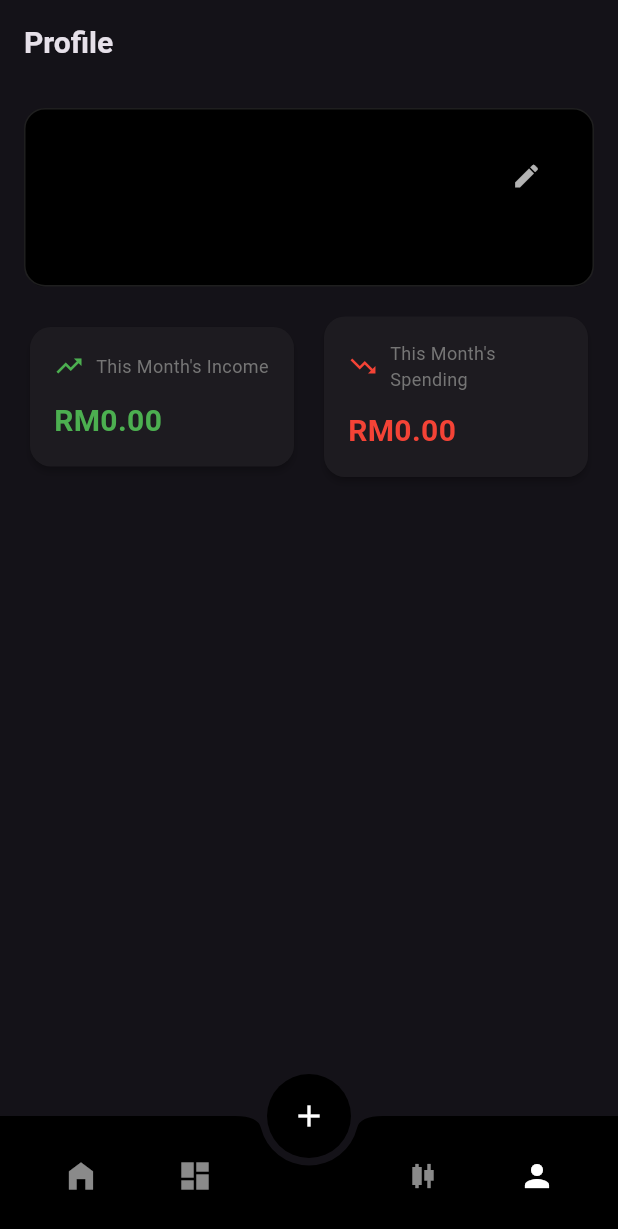
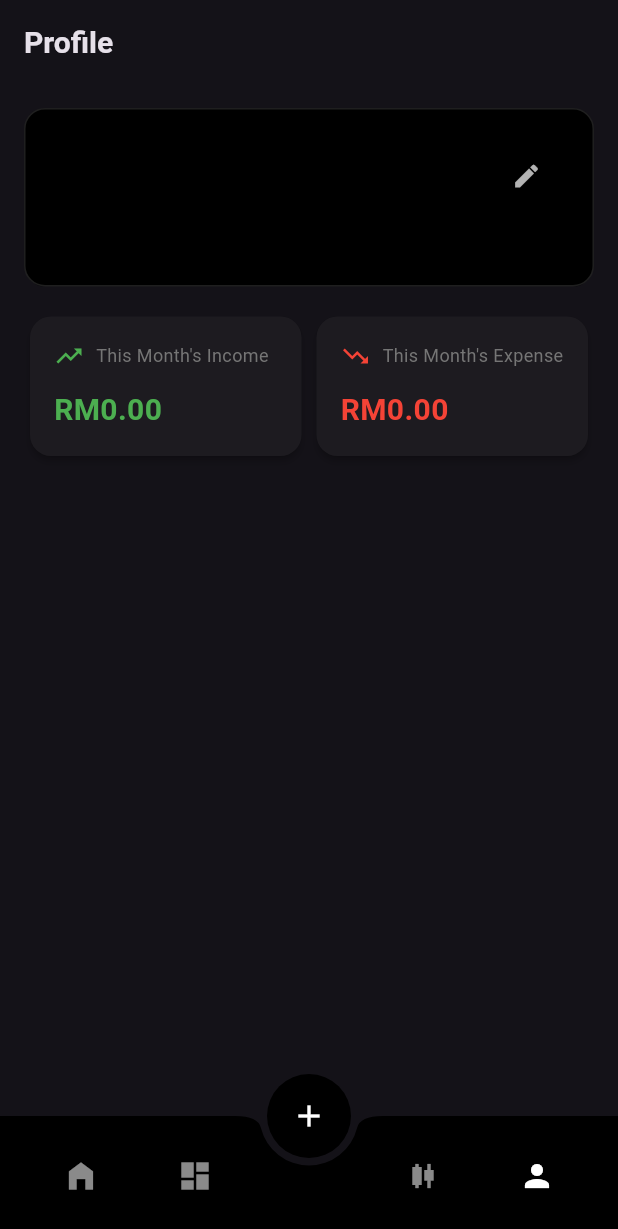
Before and after one commit to EeSzen/mobile_finance_tracker, a Flutter app: the ProfileScreen screen opened by its route, on a phone screen of 412 x 824 dp. Shown: the top 1229 px of the screen. Run offline on Flutter 3.47's test engine with Material 3 defaults, Android fonts, the phone set to English and light mode, and no system bars; our stand-ins replace cloud_firestore, firebase_auth, firebase_core, fl_chart, go_router, google_sign_in and 2 more; accounts and stored records are empty.

Commit message:
Fixed size issue on profile screen and also added the app logo on the auth screen

```diff
--- a/lib/ui/auth/auth_screen.dart
+++ b/lib/ui/auth/auth_screen.dart
@@ -36,7 +36,7 @@ class _AuthScreenState extends State<AuthScreen> {
             ),
             Text("Your personal finance tracker"),
             SizedBox(height: 20.0),
-            FilledButton(
+            ElevatedButton(
               onPressed: () => {_navToLogin()},
               child: Text("Let's start"),
             ),
--- a/lib/ui/profile/profile_screen.dart
+++ b/lib/ui/profile/profile_screen.dart
@@ -176,7 +176,8 @@ class _ProfileScreenState extends State<ProfileScreen> {
                   ),
                 ),
                 const SizedBox(height: 16),
-                Row(
+                IntrinsicHeight(
+                  child: Row(
                     children: [
                       Expanded(
                         child: _StatCard(
@@ -186,16 +187,17 @@ class _ProfileScreenState extends State<ProfileScreen> {
                           color: Colors.green,
                         ),
                       ),
-                    const SizedBox(width: 12),
+                      const SizedBox(width: 2),
                       Expanded(
                         child: _StatCard(
-                        title: "This Month's Spending",
+                          title: "This Month's Expense",
                           amount: monthlySpending,
                           icon: Icons.trending_down,
                           color: Colors.red,
                         ),
                       ),
                     ],
+                  ),
                 ),
               ],
             ),
```
Also changed, not shown: lib/ui/history/history_screen.dart (+9 -9 lines). Lines whose indentation alone changed are shown as unchanged.
